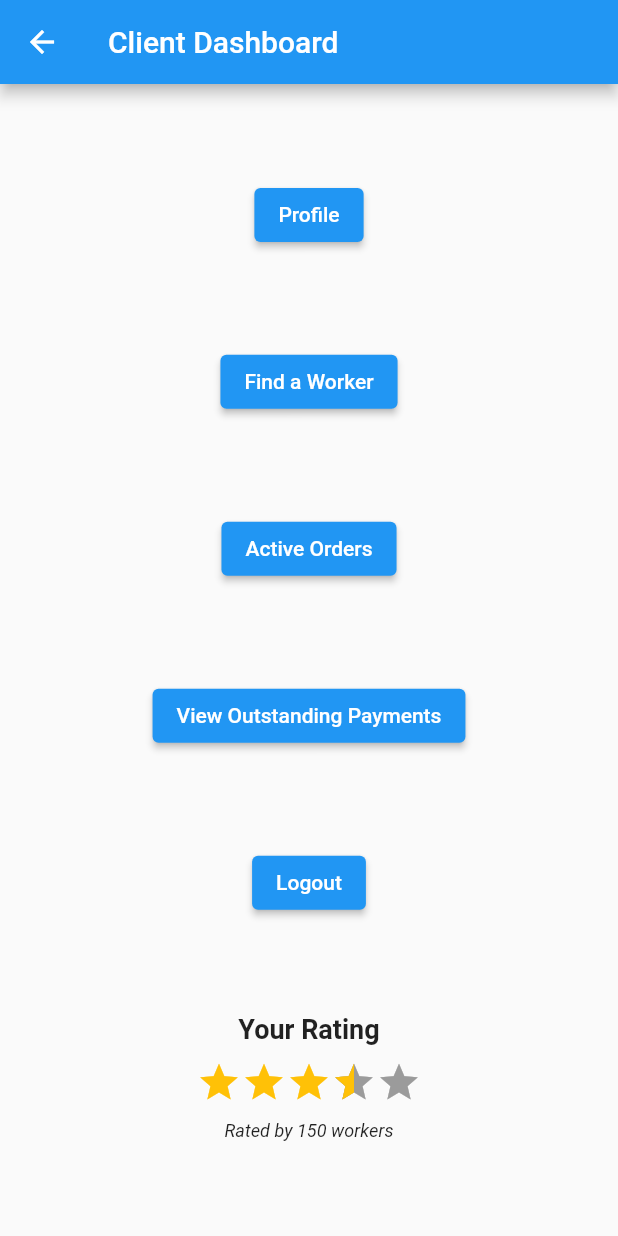
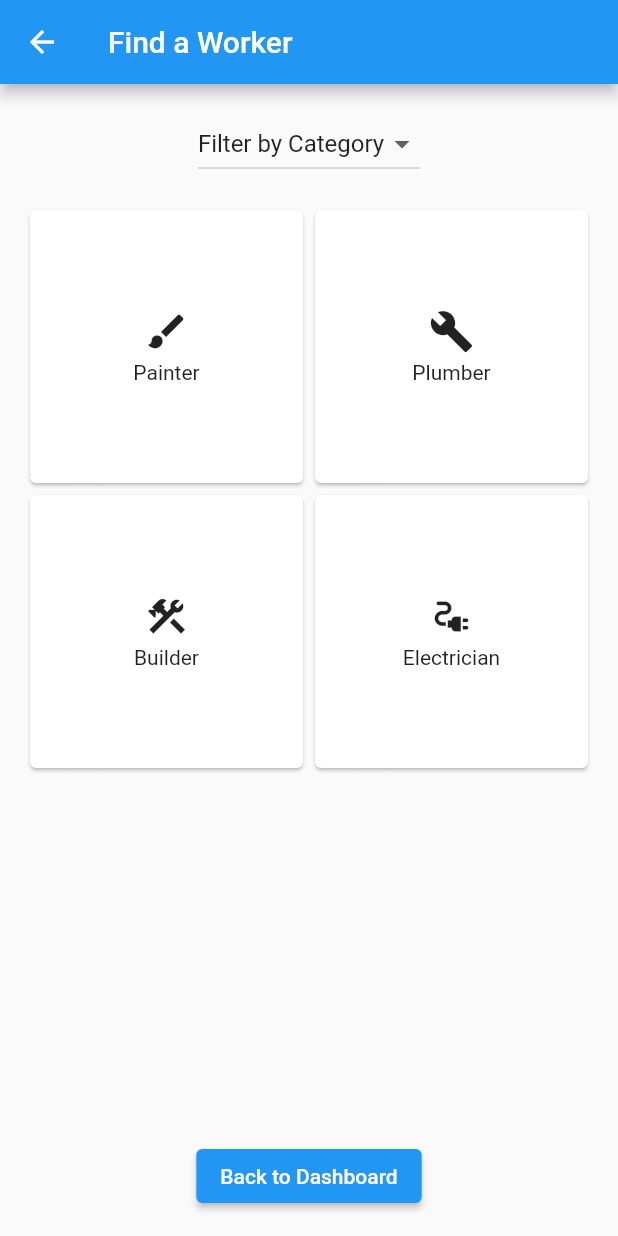
Before and after one commit to BrownYoga/Work-For-Me, a Flutter app: the ClientDashboard screen opened by its route, after a tap on "Find a Worker", on a phone screen of 412 x 824 dp. Run offline on Flutter 3.47's test engine with Material 2 defaults, Android fonts, the phone set to English and light mode, and no system bars; drawn by our look-alikes of flutter_rating_bar; our stand-ins replace flutter_spinkit, image_picker, logger.

Commit message:
find a worker

```diff
--- a/work_for_me/lib/client/client_dashboard.dart
+++ b/work_for_me/lib/client/client_dashboard.dart
@@ -24,10 +24,9 @@ class ClientDashboard extends StatelessWidget {
               },
               child: const Text('Profile'),
             ),
-
             ElevatedButton(
               onPressed: () {
-                // Implement find a worker functionality
+                Navigator.pushNamed(context, '/client_find_a_worker');
               },
               child: const Text('Find a Worker'),
             ),
--- /dev/null
+++ b/work_for_me/lib/client/client_find_a_worker.dart
@@ -0,0 +1,83 @@
+// ignore_for_file: library_private_types_in_public_api
+
+import 'package:flutter/material.dart';
+
+class ClientFindAWorker extends StatefulWidget {
+  const ClientFindAWorker({Key? key}) : super(key: key);
+
+  @override
+  _ClientFindAWorkerState createState() => _ClientFindAWorkerState();
+}
+
+class _ClientFindAWorkerState extends State<ClientFindAWorker> {
+  String? dropdownValue;  // Changed from String to String?
+
+  @override
+  Widget build(BuildContext context) {
+    return Scaffold(
+      appBar: AppBar(
+        title: const Text('Find a Worker'),
+      ),
+      body: Padding(
+        padding: const EdgeInsets.all(16.0),
+        child: Column(
+          mainAxisAlignment: MainAxisAlignment.start,
+          children: [
+            DropdownButton<String?>(
+              value: dropdownValue,
+              hint: const Text("Filter by Category"),
+              onChanged: (String? newValue) {
+                setState(() {
+                  dropdownValue = newValue;
+                });
+              },
+              items: <String?>['Painter', 'Plumber', 'Builder', 'Electrician', null]  // Added null
+                  .map<DropdownMenuItem<String?>>((String? value) {
+                return DropdownMenuItem<String?>(
+                  value: value,
+                  child: Text(value ?? "Filter by Category"),  // If value is null, show "Filter by Category"
+                );
+              }).toList(),
+            ),
+            const SizedBox(height: 16),
+            Expanded(
+              child: GridView.count(
+                crossAxisCount: 2,
+                children: [
+                  if (dropdownValue == null || dropdownValue == 'Painter') _buildCategoryTile('Painter', Icons.brush),
+                  if (dropdownValue == null || dropdownValue == 'Plumber') _buildCategoryTile('Plumber', Icons.build),
+                  if (dropdownValue == null || dropdownValue == 'Builder') _buildCategoryTile('Builder', Icons.construction),
+                  if (dropdownValue == null || dropdownValue == 'Electrician') _buildCategoryTile('Electrician', Icons.electrical_services),
+                ],
+              ),
+            ),
+            ElevatedButton(
+              onPressed: () {
+                Navigator.pop(context);  // Navigate back to dashboard
+              },
+              child: const Text('Back to Dashboard'),
+            ),
+          ],
+        ),
+      ),
+    );
+  }
+
+  Widget _buildCategoryTile(String title, IconData iconData) {
+    return GestureDetector(
+      onTap: () {
+        // Do something
+      },
+      child: Card(
+        child: Column(
+          mainAxisAlignment: MainAxisAlignment.center,
+          children: [
+            Icon(iconData, size: 30),  // Reduced the size
+            const SizedBox(height: 4),
+            Text(title),
+          ],
+        ),
+      ),
+    );
+  }
+}
--- a/work_for_me/lib/main.dart
+++ b/work_for_me/lib/main.dart
@@ -9,6 +9,7 @@ import 'package:work_for_me/worker/worker_registration.dart';
 import 'client/client_registration.dart';
 import 'package:work_for_me/client/client_dashboard.dart';
 import 'package:work_for_me/client/client_profile.dart';
+import 'package:work_for_me/client/client_find_a_worker.dart';
 import 'package:work_for_me/worker/worker_dashboard.dart';
 
 void main() {
@@ -34,7 +35,7 @@ class MyApp extends StatelessWidget {
         '/client_dashboard': (context) => const ClientDashboard(),
         '/worker_dashboard': (context) => const WorkerDashboard(),
         '/client_profile': (context) => const ClientProfile(),
-
+        '/client_find_a_worker': (context) => const ClientFindAWorker(),
       },
     );
   }
```
